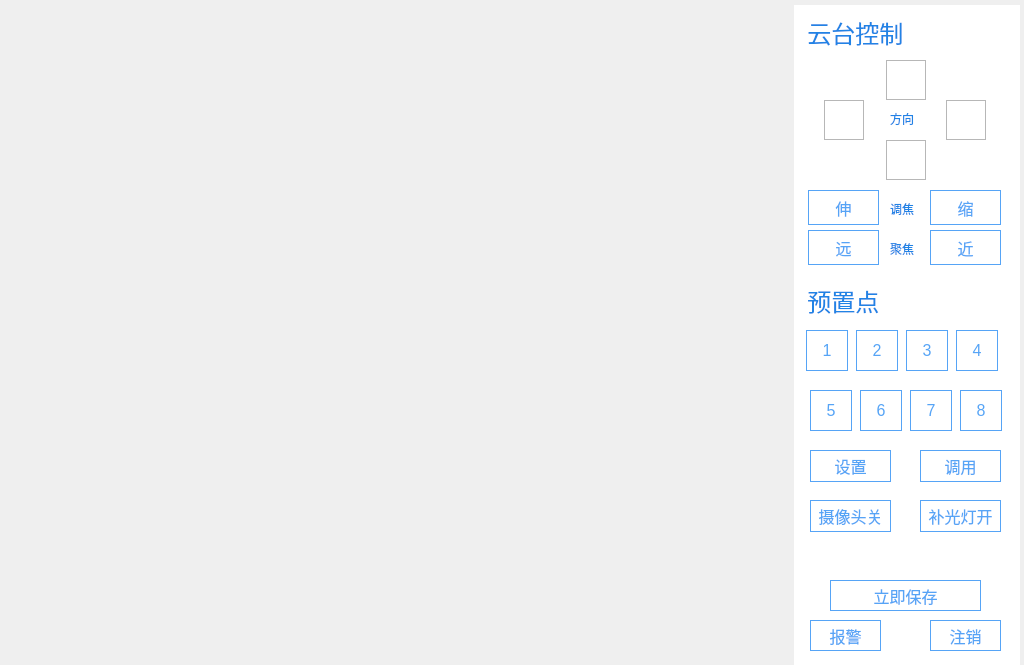
The window that pvmsmonitorwidget.ui (1157889734/x86MyAppliction) describes before a commit, drawn with Qt 5.
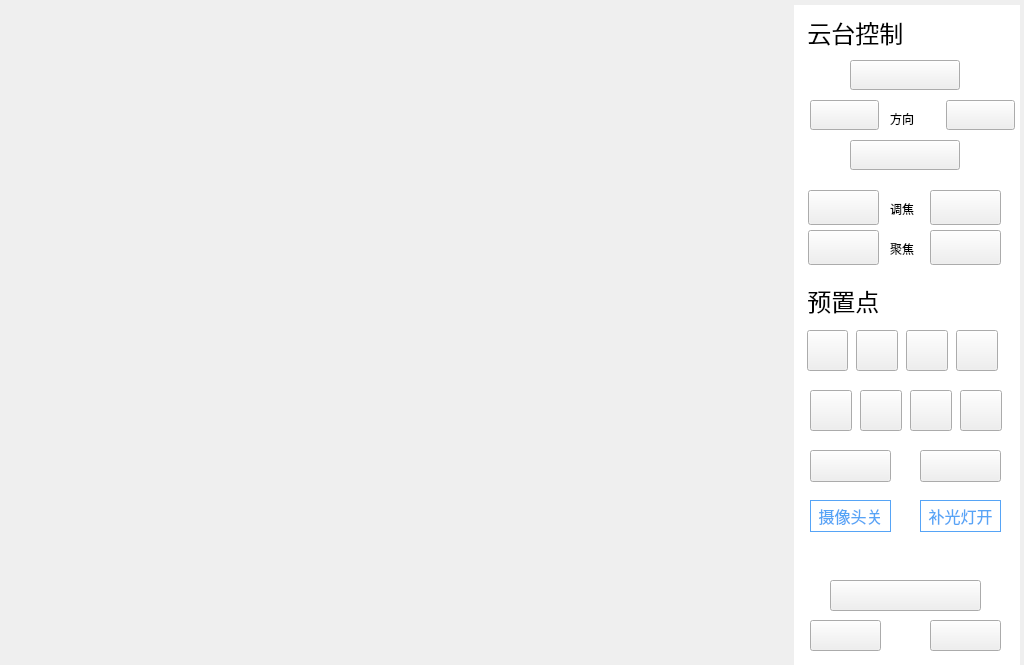
The same window after the commit. Icons and pictures are not drawn.

Patch:
```diff
--- a/pvmsmonitorwidget.ui
+++ b/pvmsmonitorwidget.ui
@@ -55,20 +55,10 @@
     </font>
    </property>
    <property name="styleSheet">
-    <string notr="true">QPushButton
-{background-color: rgb(255, 255, 255);color: rgb(86, 164, 246);border-color: rgb(86, 164, 246);border-width: 1px;border-style: solid;}
-
-QPushButton:hover
-{background-color: rgb(246, 246, 246);color: rgb(86, 164, 246);border-color: rgb(86, 164, 246);border-width: 1px;border-style: solid;}
-
-QPushButton:pressed
-{background-color: rgb(86, 164, 246);color: rgb(255, 255, 255);border-color: rgb(86, 164, 246);border-width: 1px;border-style: solid;}
-
-QPushButton:checked
-{background-color: rgb(86, 164, 246);color: rgb(255, 255, 255);border-color: rgb(86, 164, 246);border-width: 1px;border-style: solid;}</string>
+    <string notr="true">border-image: url(:/res/8.bmp);</string>
    </property>
    <property name="text">
-    <string>8</string>
+    <string/>
    </property>
    <property name="checkable">
     <bool>true</bool>
@@ -89,15 +79,10 @@
     </font>
    </property>
    <property name="styleSheet">
-    <string notr="true">QPushButton
-{background-color: rgb(255, 255, 255);color: rgb(86, 164, 246);border-color: rgb(86, 164, 246);border-width: 1px;border-style: solid;}
-
-QPushButton:hover{background-color: rgb(246, 246, 246);color: rgb(86, 164, 246);border-color: rgb(86, 164, 246);border-width: 1px;border-style: solid;}
-
-QPushButton:pressed{background-color: rgb(86, 164, 246);color: rgb(255, 255, 255);border-color: rgb(86, 164, 246);border-width: 1px;border-style: solid;}</string>
+    <string notr="true">border-image: url(:/res/plus.bmp);</string>
    </property>
    <property name="text">
-    <string>伸</string>
+    <string/>
    </property>
   </widget>
   <widget class="QPushButton" name="focusNearPushButton">
@@ -115,38 +100,23 @@
     </font>
    </property>
    <property name="styleSheet">
-    <string notr="true">QPushButton
-{background-color: rgb(255, 255, 255);color: rgb(86, 164, 246);border-color: rgb(86, 164, 246);border-width: 1px;border-style: solid;}
-
-QPushButton:hover{background-color: rgb(246, 246, 246);color: rgb(86, 164, 246);border-color: rgb(86, 164, 246);border-width: 1px;border-style: solid;}
-
-QPushButton:pressed{background-color: rgb(86, 164, 246);color: rgb(255, 255, 255);border-color: rgb(86, 164, 246);border-width: 1px;border-style: solid;}</string>
+    <string notr="true">border-image: url(:/res/near.bmp);</string>
    </property>
    <property name="text">
-    <string>近</string>
+    <string/>
    </property>
   </widget>
   <widget class="QPushButton" name="startPollingPushButton">
    <property name="geometry">
     <rect>
-     <x>960</x>
+     <x>910</x>
      <y>540</y>
      <width>30</width>
      <height>31</height>
     </rect>
    </property>
    <property name="styleSheet">
-    <string notr="true">QPushButton
-{border-image: url(:/res/play_nor.png);background-color: rgb(255, 255, 255);}
-
-QPushButton:hover
-{border-image: url(:/res/play_hover.png);background-color: rgb(255, 255, 255);}
-
-QPushButton:pressed
-{border-image: url(:/res/play_down.png);}
-
-QPushButton:checked
-{border-image: url(:/res/play_down.png);}</string>
+    <string notr="true">border-image: url(:/monres/start.bmp);</string>
    </property>
    <property name="text">
     <string/>
@@ -178,7 +148,7 @@
    </property>
    <property name="styleSheet">
     <string notr="true">background-color: rgb(255, 255, 255);
-color: rgb(33, 131, 229);</string>
+color: rgb(0, 0, 0);</string>
    </property>
    <property name="text">
     <string>调焦</string>
@@ -224,7 +194,7 @@
    </property>
    <property name="styleSheet">
     <string notr="true">background-color: rgb(255, 255, 255);
-color: rgb(33, 131, 229);</string>
+color: rgb(0, 0, 0);</string>
    </property>
    <property name="text">
     <string>方向</string>
@@ -245,15 +215,10 @@
     </font>
    </property>
    <property name="styleSheet">
-    <string notr="true">QPushButton
-{background-color: rgb(255, 255, 255);color: rgb(86, 164, 246);border-color: rgb(86, 164, 246);border-width: 1px;border-style: solid;}
-
-QPushButton:hover{background-color: rgb(246, 246, 246);color: rgb(86, 164, 246);border-color: rgb(86, 164, 246);border-width: 1px;border-style: solid;}
-
-QPushButton:pressed{background-color: rgb(86, 164, 246);color: rgb(255, 255, 255);border-color: rgb(86, 164, 246);border-width: 1px;border-style: solid;}</string>
+    <string notr="true">border-image: url(:/res/fare.bmp);</string>
    </property>
    <property name="text">
-    <string>远</string>
+    <string/>
    </property>
   </widget>
   <widget class="QPushButton" name="presetNoPushButton_3">
@@ -271,20 +236,10 @@
     </font>
    </property>
    <property name="styleSheet">
-    <string notr="true">QPushButton
-{background-color: rgb(255, 255, 255);color: rgb(86, 164, 246);border-color: rgb(86, 164, 246);border-width: 1px;border-style: solid;}
-
-QPushButton:hover
-{background-color: rgb(246, 246, 246);color: rgb(86, 164, 246);border-color: rgb(86, 164, 246);border-width: 1px;border-style: solid;}
-
-QPushButton:pressed
-{background-color: rgb(86, 164, 246);color: rgb(255, 255, 255);border-color: rgb(86, 164, 246);border-width: 1px;border-style: solid;}
-
-QPushButton:checked
-{background-color: rgb(86, 164, 246);color: rgb(255, 255, 255);border-color: rgb(86, 164, 246);border-width: 1px;border-style: solid;}</string>
+    <string notr="true">border-image: url(:/res/3.bmp);</string>
    </property>
    <property name="text">
-    <string>3</string>
+    <string/>
    </property>
    <property name="checkable">
     <bool>true</bool>
@@ -343,15 +298,10 @@
     </font>
    </property>
    <property name="styleSheet">
-    <string notr="true">QPushButton
-{background-color: rgb(255, 255, 255);color: rgb(86, 164, 246);border-color: rgb(86, 164, 246);border-width: 1px;border-style: solid;}
-
-QPushButton:hover{background-color: rgb(246, 246, 246);color: rgb(86, 164, 246);border-color: rgb(86, 164, 246);border-width: 1px;border-style: solid;}
-
-QPushButton:pressed{background-color: rgb(86, 164, 246);color: rgb(255, 255, 255);border-color: rgb(86, 164, 246);border-width: 1px;border-style: solid;}</string>
+    <string notr="true">border-image: url(:/res/substruct.bmp);</string>
    </property>
    <property name="text">
-    <string>缩</string>
+    <string/>
    </property>
   </widget>
   <widget class="QPushButton" name="presetNoPushButton_2">
@@ -369,21 +319,10 @@
     </font>
    </property>
    <property name="styleSheet">
-    <string notr="true">QPushButton
-{background-color: rgb(255, 255, 255);color: rgb(86, 164, 246);border-color: rgb(86, 164, 246);border-width: 1px;border-style: solid;}
-
-QPushButton:hover
-{background-color: rgb(246, 246, 246);color: rgb(86, 164, 246);border-color: rgb(86, 164, 246);border-width: 1px;border-style: solid;}
-
-QPushButton:pressed
-{background-color: rgb(86, 164, 246);color: rgb(255, 255, 255);border-color: rgb(86, 164, 246);border-width: 1px;border-style: solid;}
-
-QPushButton:checked
-{background-color: rgb(86, 164, 246);color: rgb(255, 255, 255);border-color: rgb(86, 164, 246);border-width: 1px;border-style: solid;}
-</string>
+    <string notr="true">border-image: url(:/res/2.bmp);</string>
    </property>
    <property name="text">
-    <string>2</string>
+    <string/>
    </property>
    <property name="checkable">
     <bool>true</bool>
@@ -394,19 +333,12 @@
     <rect>
      <x>946</x>
      <y>100</y>
-     <width>40</width>
-     <height>40</height>
+     <width>69</width>
+     <height>30</height>
     </rect>
    </property>
    <property name="styleSheet">
-    <string notr="true">QPushButton{
-background-color: rgb(255, 255, 255);border-color: rgb(183, 183, 183);border-width: 1px;border-style: solid;}
-
-QPushButton:hover
-{background-color: rgb(53, 159, 229);border-color: rgb(183, 183, 183);border-width: 1px;border-style: solid;}
-
-QPushButton:pressed
-{background-color: rgb(35, 96, 138);border-color: rgb(183, 183, 183);border-width: 1px;border-style: solid;}</string>
+    <string notr="true">border-image: url(:/res/right.bmp);</string>
    </property>
    <property name="text">
     <string/>
@@ -433,7 +365,7 @@
    </property>
    <property name="styleSheet">
     <string notr="true">background-color: rgb(255, 255, 255);
-color: rgb(33, 131, 229);</string>
+color: rgb(0, 0, 0);</string>
    </property>
    <property name="text">
     <string>聚焦</string>
@@ -442,21 +374,14 @@
   <widget class="QPushButton" name="ptzLeftPushButton">
    <property name="geometry">
     <rect>
-     <x>824</x>
+     <x>810</x>
      <y>100</y>
-     <width>40</width>
-     <height>40</height>
+     <width>69</width>
+     <height>30</height>
     </rect>
    </property>
    <property name="styleSheet">
-    <string notr="true">QPushButton{
-background-color: rgb(255, 255, 255);border-color: rgb(183, 183, 183);border-width: 1px;border-style: solid;}
-
-QPushButton:hover
-{background-color: rgb(53, 159, 229);border-color: rgb(183, 183, 183);border-width: 1px;border-style: solid;}
-
-QPushButton:pressed
-{background-color: rgb(35, 96, 138);border-color: rgb(183, 183, 183);border-width: 1px;border-style: solid;}</string>
+    <string notr="true">border-image: url(:/res/left.bmp);</string>
    </property>
    <property name="text">
     <string/>
@@ -514,15 +439,10 @@
     </font>
    </property>
    <property name="styleSheet">
-    <string notr="true">QPushButton
-{background-color: rgb(255, 255, 255);color: rgb(86, 164, 246);border-color: rgb(86, 164, 246);border-width: 1px;border-style: solid;}
-
-QPushButton:hover{background-color: rgb(246, 246, 246);color: rgb(86, 164, 246);border-color: rgb(86, 164, 246);border-width: 1px;border-style: solid;}
-
-QPushButton:pressed{background-color: rgb(86, 164, 246);color: rgb(255, 255, 255);border-color: rgb(86, 164, 246);border-width: 1px;border-style: solid;}</string>
+    <string notr="true">border-image: url(:/res/setuse.bmp);</string>
    </property>
    <property name="text">
-    <string>设置</string>
+    <string/>
    </property>
    <property name="checkable">
     <bool>false</bool>
@@ -546,20 +466,10 @@
     </font>
    </property>
    <property name="styleSheet">
-    <string notr="true">QPushButton
-{background-color: rgb(255, 255, 255);color: rgb(86, 164, 246);border-color: rgb(86, 164, 246);border-width: 1px;border-style: solid;}
-
-QPushButton:hover
-{background-color: rgb(246, 246, 246);color: rgb(86, 164, 246);border-color: rgb(86, 164, 246);border-width: 1px;border-style: solid;}
-
-QPushButton:pressed
-{background-color: rgb(86, 164, 246);color: rgb(255, 255, 255);border-color: rgb(86, 164, 246);border-width: 1px;border-style: solid;}
-
-QPushButton:checked
-{background-color: rgb(86, 164, 246);color: rgb(255, 255, 255);border-color: rgb(86, 164, 246);border-width: 1px;border-style: solid;}</string>
+    <string notr="true">border-image: url(:/res/7.bmp);</string>
    </property>
    <property name="text">
-    <string>7</string>
+    <string/>
    </property>
    <property name="checkable">
     <bool>true</bool>
@@ -568,21 +478,14 @@
   <widget class="QPushButton" name="ptzDownPushButton">
    <property name="geometry">
     <rect>
-     <x>886</x>
+     <x>850</x>
      <y>140</y>
-     <width>40</width>
-     <height>40</height>
+     <width>110</width>
+     <height>30</height>
     </rect>
    </property>
    <property name="styleSheet">
-    <string notr="true">QPushButton{
-background-color: rgb(255, 255, 255);border-color: rgb(183, 183, 183);border-width: 1px;border-style: solid;}
-
-QPushButton:hover
-{background-color: rgb(53, 159, 229);border-color: rgb(183, 183, 183);border-width: 1px;border-style: solid;}
-
-QPushButton:pressed
-{background-color: rgb(35, 96, 138);border-color: rgb(183, 183, 183);border-width: 1px;border-style: solid;}</string>
+    <string notr="true">border-image: url(:/res/down.bmp);</string>
    </property>
    <property name="text">
     <string/>
@@ -613,15 +516,10 @@
     </font>
    </property>
    <property name="styleSheet">
-    <string notr="true">QPushButton
-{background-color: rgb(255, 255, 255);color: rgb(86, 164, 246);border-color: rgb(86, 164, 246);border-width: 1px;border-style: solid;}
-
-QPushButton:hover{background-color: rgb(246, 246, 246);color: rgb(86, 164, 246);border-color: rgb(86, 164, 246);border-width: 1px;border-style: solid;}
-
-QPushButton:pressed{background-color: rgb(86, 164, 246);color: rgb(255, 255, 255);border-color: rgb(86, 164, 246);border-width: 1px;border-style: solid;}</string>
+    <string notr="true">border-image: url(:/monres/savevedio.bmp);</string>
    </property>
    <property name="text">
-    <string>立即保存</string>
+    <string/>
    </property>
   </widget>
   <widget class="QPushButton" name="alarmPushButton">
@@ -639,20 +537,10 @@
     </font>
    </property>
    <property name="styleSheet">
-    <string notr="true">QPushButton
-{background-color: rgb(255, 255, 255);color: rgb(86, 164, 246);border-color: rgb(86, 164, 246);border-width: 1px;border-style: solid;}
-
-QPushButton:hover{background-color: rgb(246, 246, 246);color: rgb(86, 164, 246);border-color: rgb(86, 164, 246);border-width: 1px;border-style: solid;}
-
-QPushButton:checked
-{background-color: rgb(255, 0, 0);color: rgb(86, 164, 246);border-color: rgb(86, 164, 246);border-width: 1px;border-style: solid;}
-
-QPushButton:pressed{background-color: rgb(86, 164, 246);color: rgb(255, 255, 255);border-color: rgb(86, 164, 246);border-width: 1px;border-style: solid;}
-
-</string>
+    <string notr="true">border-image: url(:/monres/alertoff.bmp);</string>
    </property>
    <property name="text">
-    <string>报警</string>
+    <string/>
    </property>
    <property name="checkable">
     <bool>true</bool>
@@ -702,20 +590,10 @@
     </font>
    </property>
    <property name="styleSheet">
-    <string notr="true">QPushButton
-{background-color: rgb(255, 255, 255);color: rgb(86, 164, 246);border-color: rgb(86, 164, 246);border-width: 1px;border-style: solid;}
-
-QPushButton:hover
-{background-color: rgb(246, 246, 246);color: rgb(86, 164, 246);border-color: rgb(86, 164, 246);border-width: 1px;border-style: solid;}
-
-QPushButton:pressed
-{background-color: rgb(86, 164, 246);color: rgb(255, 255, 255);border-color: rgb(86, 164, 246);border-width: 1px;border-style: solid;}
-
-QPushButton:checked
-{background-color: rgb(86, 164, 246);color: rgb(255, 255, 255);border-color: rgb(86, 164, 246);border-width: 1px;border-style: solid;}</string>
+    <string notr="true">border-image: url(:/res/4.bmp);</string>
    </property>
    <property name="text">
-    <string>4</string>
+    <string/>
    </property>
    <property name="checkable">
     <bool>true</bool>
@@ -746,21 +624,14 @@
   <widget class="QPushButton" name="pollingNextOnePushButton">
    <property name="geometry">
     <rect>
-     <x>910</x>
+     <x>970</x>
      <y>540</y>
      <width>30</width>
      <height>31</height>
     </rect>
    </property>
    <property name="styleSheet">
-    <string notr="true">QPushButton
-{border-image: url(:/res/next_nor.png);background-color: rgb(255, 255, 255);}
-
-QPushButton:hover
-{border-image: url(:/res/next_hover.png);background-color: rgb(255, 255, 255);}
-
-QPushButton:pressed
-{border-image: url(:/res/next_down.png);background-color: rgb(255, 255, 255);}</string>
+    <string notr="true">border-image: url(:/monres/fast.bmp);</string>
    </property>
    <property name="text">
     <string/>
@@ -778,21 +649,14 @@
   <widget class="QPushButton" name="ptzUpPushButton">
    <property name="geometry">
     <rect>
-     <x>886</x>
+     <x>850</x>
      <y>60</y>
-     <width>40</width>
-     <height>40</height>
+     <width>110</width>
+     <height>30</height>
     </rect>
    </property>
    <property name="styleSheet">
-    <string notr="true">QPushButton{
-background-color: rgb(255, 255, 255);border-color: rgb(183, 183, 183);border-width: 1px;border-style: solid;}
-
-QPushButton:hover
-{background-color: rgb(53, 159, 229);border-color: rgb(183, 183, 183);border-width: 1px;border-style: solid;}
-
-QPushButton:pressed
-{background-color: rgb(35, 96, 138);border-color: rgb(183, 183, 183);border-width: 1px;border-style: solid;}</string>
+    <string notr="true">border-image: url(:/res/up.bmp);</string>
    </property>
    <property name="text">
     <string/>
@@ -863,7 +727,7 @@
    </property>
    <property name="styleSheet">
     <string notr="true"> #label_3 { 
-	color: rgb(33, 131, 229);
+	color: rgb(0, 0, 0);
     background-color: rgb(255, 255, 255);
   } 
  #label_3 * { 
@@ -892,20 +756,10 @@
     </font>
    </property>
    <property name="styleSheet">
-    <string notr="true">QPushButton
-{background-color: rgb(255, 255, 255);color: rgb(86, 164, 246);border-color: rgb(86, 164, 246);border-width: 1px;border-style: solid;}
-
-QPushButton:hover
-{background-color: rgb(246, 246, 246);color: rgb(86, 164, 246);border-color: rgb(86, 164, 246);border-width: 1px;border-style: solid;}
-
-QPushButton:pressed
-{background-color: rgb(86, 164, 246);color: rgb(255, 255, 255);border-color: rgb(86, 164, 246);border-width: 1px;border-style: solid;}
-
-QPushButton:checked
-{background-color: rgb(86, 164, 246);color: rgb(255, 255, 255);border-color: rgb(86, 164, 246);border-width: 1px;border-style: solid;}</string>
+    <string notr="true">border-image: url(:/res/6.bmp);</string>
    </property>
    <property name="text">
-    <string>6</string>
+    <string/>
    </property>
    <property name="checkable">
     <bool>true</bool>
@@ -914,9 +768,9 @@
   <widget class="QPushButton" name="presetNoPushButton">
    <property name="geometry">
     <rect>
-     <x>806</x>
+     <x>807</x>
      <y>330</y>
-     <width>42</width>
+     <width>41</width>
      <height>41</height>
     </rect>
    </property>
@@ -926,20 +780,10 @@
     </font>
    </property>
    <property name="styleSheet">
-    <string notr="true">QPushButton
-{background-color: rgb(255, 255, 255);color: rgb(86, 164, 246);border-color: rgb(86, 164, 246);border-width: 1px;border-style: solid;}
-
-QPushButton:hover
-{background-color: rgb(246, 246, 246);color: rgb(86, 164, 246);border-color: rgb(86, 164, 246);border-width: 1px;border-style: solid;}
-
-QPushButton:pressed
-{background-color: rgb(86, 164, 246);color: rgb(255, 255, 255);border-color: rgb(86, 164, 246);border-width: 1px;border-style: solid;}
-
-QPushButton:checked
-{background-color: rgb(86, 164, 246);color: rgb(255, 255, 255);border-color: rgb(86, 164, 246);border-width: 1px;border-style: solid;}</string>
+    <string notr="true">border-image: url(:/res/1.bmp);</string>
    </property>
    <property name="text">
-    <string>1</string>
+    <string/>
    </property>
    <property name="checkable">
     <bool>true</bool>
@@ -966,20 +810,10 @@
     </font>
    </property>
    <property name="styleSheet">
-    <string notr="true">QPushButton
-{background-color: rgb(255, 255, 255);color: rgb(86, 164, 246);border-color: rgb(86, 164, 246);border-width: 1px;border-style: solid;}
-
-QPushButton:hover
-{background-color: rgb(246, 246, 246);color: rgb(86, 164, 246);border-color: rgb(86, 164, 246);border-width: 1px;border-style: solid;}
-
-QPushButton:pressed
-{background-color: rgb(86, 164, 246);color: rgb(255, 255, 255);border-color: rgb(86, 164, 246);border-width: 1px;border-style: solid;}
-
-QPushButton:checked
-{background-color: rgb(86, 164, 246);color: rgb(255, 255, 255);border-color: rgb(86, 164, 246);border-width: 1px;border-style: solid;}</string>
+    <string notr="true">border-image: url(:/res/5.bmp);</string>
    </property>
    <property name="text">
-    <string>5</string>
+    <string/>
    </property>
    <property name="checkable">
     <bool>true</bool>
@@ -1048,15 +882,10 @@
     </font>
    </property>
    <property name="styleSheet">
-    <string notr="true">QPushButton
-{background-color: rgb(255, 255, 255);color: rgb(86, 164, 246);border-color: rgb(86, 164, 246);border-width: 1px;border-style: solid;}
-
-QPushButton:hover{background-color: rgb(246, 246, 246);color: rgb(86, 164, 246);border-color: rgb(86, 164, 246);border-width: 1px;border-style: solid;}
-
-QPushButton:pressed{background-color: rgb(86, 164, 246);color: rgb(255, 255, 255);border-color: rgb(86, 164, 246);border-width: 1px;border-style: solid;}</string>
+    <string notr="true">border-image: url(:/res/usepreset.bmp);</string>
    </property>
    <property name="text">
-    <string>调用</string>
+    <string/>
    </property>
   </widget>
   <widget class="QLabel" name="label_7">
@@ -1078,7 +907,7 @@
    </property>
    <property name="styleSheet">
     <string notr="true"> #label_7 { 
-	color: rgb(33, 131, 229);
+	color: rgb(0, 0, 0);
     background-color: rgb(255, 255, 255);
   } 
  #label_7 * { 
@@ -1107,20 +936,10 @@
     </font>
    </property>
    <property name="styleSheet">
-    <string notr="true">QPushButton
-{background-color: rgb(255, 255, 255);color: rgb(86, 164, 246);border-color: rgb(86, 164, 246);border-width: 1px;border-style: solid;}
-
-QPushButton:hover{background-color: rgb(246, 246, 246);color: rgb(86, 164, 246);border-color: rgb(86, 164, 246);border-width: 1px;border-style: solid;}
-
-QPushButton:checked
-{background-color: rgb(255, 0, 0);color: rgb(86, 164, 246);border-color: rgb(86, 164, 246);border-width: 1px;border-style: solid;}
-
-QPushButton:pressed{background-color: rgb(86, 164, 246);color: rgb(255, 255, 255);border-color: rgb(86, 164, 246);border-width: 1px;border-style: solid;}
-
-</string>
+    <string notr="true">border-image: url(:/monres/cancel.bmp);</string>
    </property>
    <property name="text">
-    <string>注销</string>
+    <string/>
    </property>
    <property name="checkable">
     <bool>true</bool>
```
Left out of the diff: 44 changed lines with no effect on the pictures.
